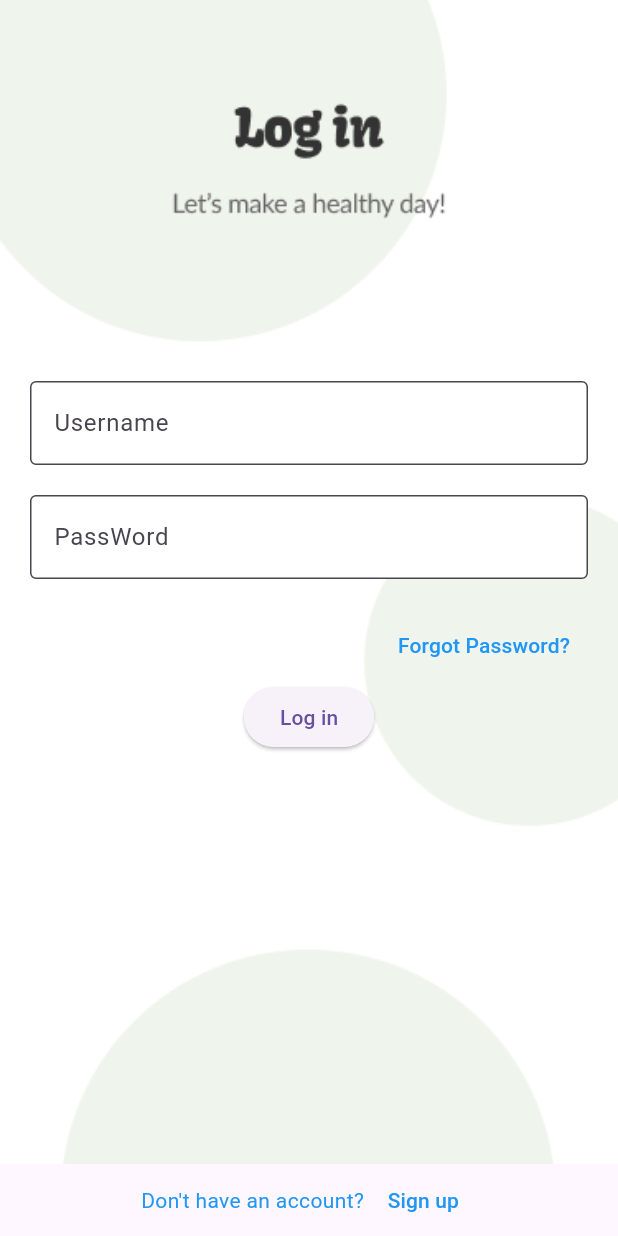
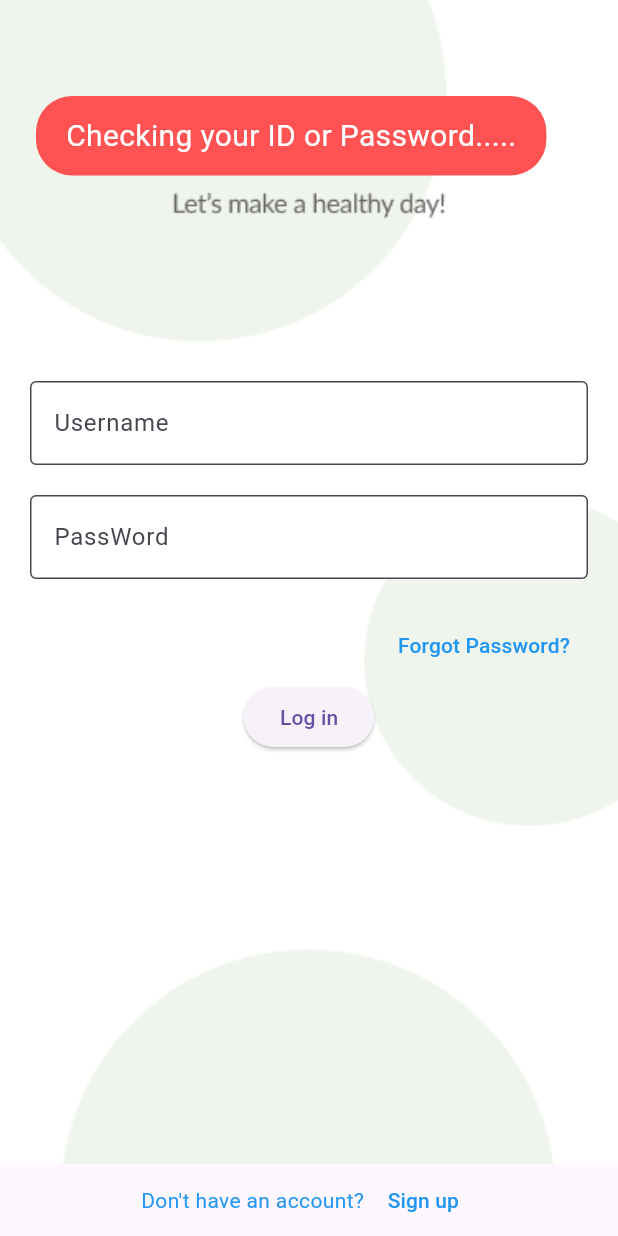
Before and after one commit to neoman-omyeon-go/Bigsasimi_FrontEnd, a Flutter app: the screen it shows after launch, after a tap on "Log in", on a phone screen of 412 x 824 dp. Run offline on Flutter 3.47's test engine with Material 3 defaults, Android fonts, the phone set to English and light mode, and no system bars; our stand-ins replace dio, flutter_native_splash, flutter_secure_storage, fluttertoast; missing offline and left inert: dart:js_interop; network calls fail.

Commit message:
Change API return value. So i modified the codes and toastmessage created when login, login rejeected, login success

```diff
--- a/lib/APIfile.dart
+++ b/lib/APIfile.dart
@@ -32,39 +32,47 @@ class allApi{
         print("Login successfully!");
 
         Map<String, dynamic> responseMap = response.data;
-        var accessToken = responseMap["access"];
-        var refreshToken = responseMap["refresh"];
+        var accessToken = responseMap["data"]["access"];
+        var refreshToken = responseMap["data"]["refresh"];
+        var error = responseMap["error"];
 
         await storage.write(key: 'accessToken', value: accessToken);
         await storage.write(key: 'refeshToken', value: refreshToken);
+        await storage.write(key: 'error', value: error);
         print("Access: ${accessToken}");
         print("Refress: ${refreshToken}");
+        print("Error: ${error}");
 
+      } else if(response.statusCode == 400){
+        // Bad Request(400) -> 틀린 정보
+        await storage.write(key: 'error', value: "error");
+        print("Failed to login. Error: ${response.statusCode}");
+        print("Response body: ${response.data}");
 
-      } else {
-        // 요청이 실패한 경우
+      }else{
+        //400 이외의 다른 모든 오류들
+        await storage.write(key: 'error', value: "error");
         print("Failed to login. Error: ${response.statusCode}");
         print("Response body: ${response.data}");
       }
     } catch (error) {
       // 예외 처리
       print("Error occurred: $error");
+      await storage.write(key: 'error', value: "error");
     }
   }
 
   Future<bool> loginCheck() async{
     bool check = false;
-    String? value = await storage.read(key: 'accessToken');
-    if(value != null){
+    String? value = await storage.read(key: 'error');
+    print("error:${value}");
+    if(value == null){
       check = true;
+      print(check);
     }
-
+    print(check);
     return check;
   }
-
-
-
-
 
 
 //SignUp API Request
--- a/lib/Login.dart
+++ b/lib/Login.dart
@@ -107,8 +107,8 @@ class LoginPage extends StatefulWidget {
                       //시간을 안줘버리게 되는거다.
                       // 즉, 저 딜레이가 있어야 token을 받아오고 저장하고, 확인하는 시간을
                       // 벌어주게 되는것이다.
+                      checkIDandPassword();
                       await Future.delayed(Duration(seconds: 2));
-                      checkIDandPassword();
                       Future<bool> checklogin = allApi().loginCheck();
                       bool realdata = await checklogin;
                       if(realdata){
@@ -145,6 +145,7 @@ class LoginPage extends StatefulWidget {
                 Navigator.push(context,
                   MaterialPageRoute(builder: (context) => SignUpPage()),
                 );
+                loginSuccessed();
               },
               child: Text(
                 'Sign up',
@@ -158,9 +159,21 @@ class LoginPage extends StatefulWidget {
 
   }
 
+void checkIDandPassword(){
+  Fluttertoast.showToast(
+      msg: "Checking your ID or Password.....",
+      toastLength: Toast.LENGTH_SHORT,
+      gravity: ToastGravity.TOP_LEFT,
+      timeInSecForIosWeb: 2,
+      backgroundColor: Colors.redAccent,
+      textColor: Colors.white,
+      fontSize: 20.0
+  );
+}
+
   void requireLogin(){
     Fluttertoast.showToast(
-        msg: "Check your ID or Password",
+        msg: "Check your ID or Password And try Again",
         toastLength: Toast.LENGTH_SHORT,
       gravity: ToastGravity.BOTTOM,
       timeInSecForIosWeb: 1,
@@ -169,16 +182,3 @@ class LoginPage extends StatefulWidget {
       fontSize: 20.0
     );
   }
-
-
-void checkIDandPassword(){
-  Fluttertoast.showToast(
-      msg: "Checking your ID or Password",
-      toastLength: Toast.LENGTH_SHORT,
-      gravity: ToastGravity.CENTER,
-      timeInSecForIosWeb: 2,
-      backgroundColor: Colors.black45,
-      textColor: Colors.white,
-      fontSize: 20.0
-  );
-}
--- a/lib/loginmodel.dart
+++ /dev/null
@@ -1,16 +0,0 @@
-class Login {
-  final String username;
-  final String password;
-
-  Login(this.username, this.password);
-
-  Login.fromJson(Map<String, dynamic> json)
-      : username = json['username'],
-        password = json['password'];
-
-  Map<String, dynamic> toJson() => {
-    'accountName': username,
-    'password': password,
-
-  };
-}
```
Also changed, not shown: lib/MainHome.dart (+22 -3 lines).
